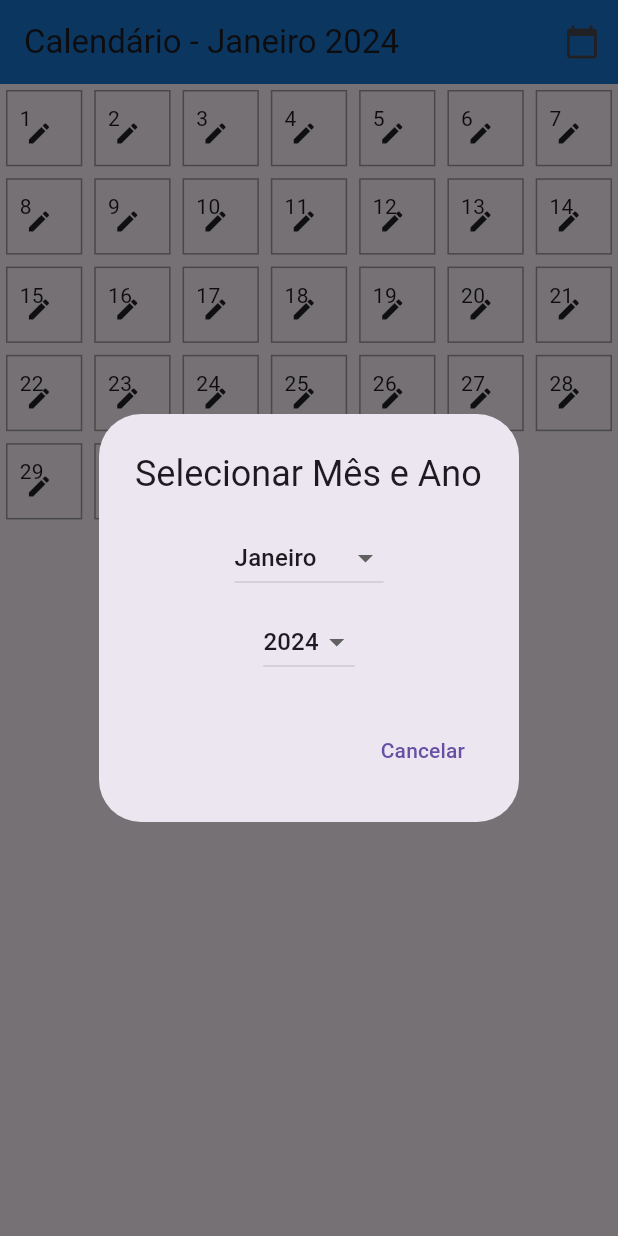
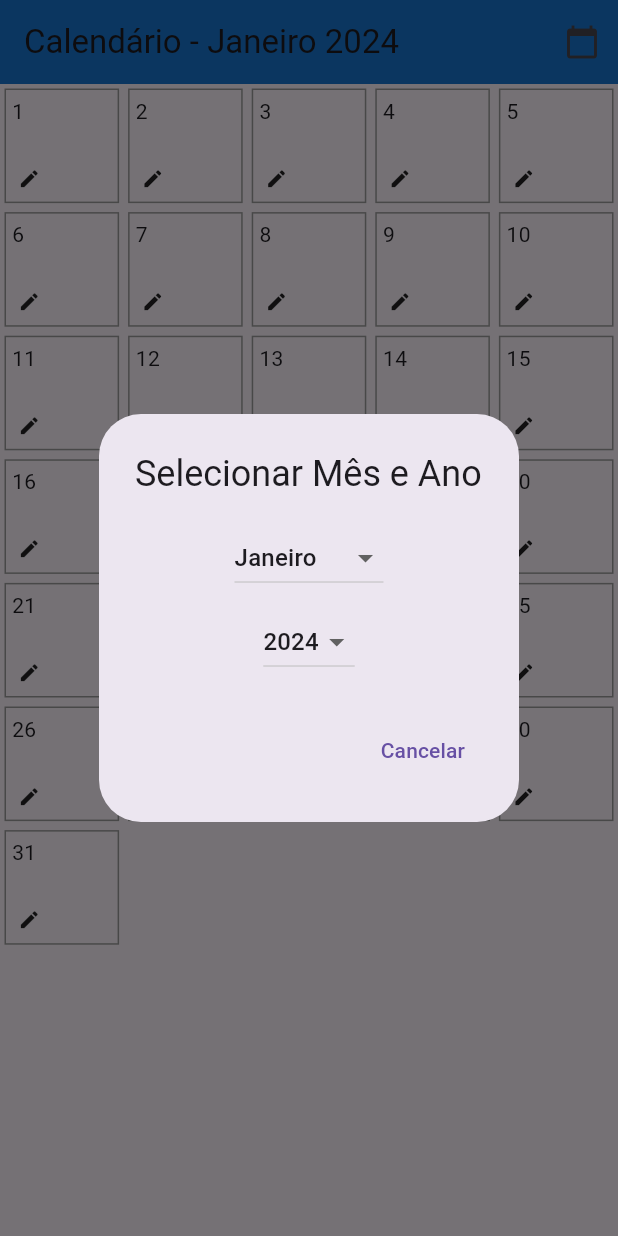
Before and after one commit to LeonardoW26/DAM, a Flutter app: the screen it shows after launch, after a tap on the "calendar today" icon, on a phone screen of 412 x 824 dp. Run offline on Flutter 3.47's test engine with Material 3 defaults, Android fonts, the phone set to English and light mode, and no system bars; our stand-ins replace shared_preferences; missing offline and left inert: dart:js_interop.

Commit message:
commit 16/04/24

```diff
--- a/trabalho_calendario/lib/pages/page.dart
+++ b/trabalho_calendario/lib/pages/page.dart
@@ -12,6 +12,7 @@ class _MyPageState extends State<MyPage> {
   // Variáveis de controle do estado do aplicativo
   String _mesSelecionado = 'Janeiro'; // Mês inicial selecionado
   String _anoSelecionado = '2024'; // Ano inicial selecionado
+  String _anoSelecionadoDropdown = '2024'; // Ano inicial selecionado na caixa de seleção do ano
   late List<String> _diasDoMes; // Lista para armazenar os dias do mês selecionado
   late Map<String, String> _descricoesDosDias; // Mapa para armazenar as descrições de cada dia
 
@@ -88,7 +89,7 @@ class _MyPageState extends State<MyPage> {
       shrinkWrap: true,
       physics: NeverScrollableScrollPhysics(),
       gridDelegate: SliverGridDelegateWithFixedCrossAxisCount(
-        crossAxisCount: 7,
+        crossAxisCount: 5,
       ),
       itemCount: _diasDoMes.length,
       itemBuilder: (BuildContext context, int index) {
@@ -114,11 +115,11 @@ class _MyPageState extends State<MyPage> {
               _mostrarDescricao(context, dia, descricao); // Mostra a descrição do dia em um diálogo
             },
             child: Container(
-              margin: EdgeInsets.all(4),
-              padding: EdgeInsets.all(8),
+              margin: EdgeInsets.all(3),
+              padding: EdgeInsets.all(4),
               decoration: BoxDecoration(
                 border: Border.all(
-                  color: _isMouseOver && _diaSelecionado == dia ? Colors.blue : Colors.grey, // Cor da borda ao passar o mouse
+                  color: _isMouseOver && _diaSelecionado == dia ? Colors.indigo.shade800 : Colors.grey, // Cor da borda ao passar o mouse
                 ),
                 color: Colors.transparent,
               ),
@@ -133,7 +134,7 @@ class _MyPageState extends State<MyPage> {
                         height: 8,
                         decoration: BoxDecoration(
                           shape: BoxShape.circle,
-                          color: Colors.green,
+                          color: Colors.lightBlueAccent,
                         ),
                       ),
                     ),
@@ -144,7 +145,7 @@ class _MyPageState extends State<MyPage> {
                       onTap: () {
                         _mostrarEdicaoDescricao(context, dia); // Mostra o diálogo para editar a descrição do dia
                       },
-                      child: Icon(Icons.edit, size: 18), // Ícone para editar a descrição
+                      child: Icon(Icons.edit, size: 15), // Ícone para editar a descrição
                     ),
                   ),
                   Align(
@@ -228,9 +229,8 @@ class _MyPageState extends State<MyPage> {
     }
   }
 
-  Future<void> _mostrarSelecaoMes(BuildContext context) async {
-    // Mostra um diálogo para selecionar o mês e o ano
-    String? novoMes = await showDialog(
+  void _mostrarSelecaoMes(BuildContext context) {
+    showDialog(
       context: context,
       builder: (BuildContext context) {
         return AlertDialog(
@@ -270,10 +270,11 @@ class _MyPageState extends State<MyPage> {
               ),
               SizedBox(height: 8),
               DropdownButton<String>(
-                value: _anoSelecionado,
+                value: _anoSelecionadoDropdown,
                 onChanged: (String? novoValor) {
                   if (novoValor != null) {
                     setState(() {
+                      _anoSelecionadoDropdown = novoValor; // Atualiza o ano selecionado na caixa de seleção do ano
                       _anoSelecionado = novoValor; // Atualiza o ano selecionado
                       _diasDoMes = _calcularDiasDoMes(_mesSelecionado); // Calcula os dias do mês atualizado
                     });
@@ -309,13 +310,6 @@ class _MyPageState extends State<MyPage> {
         );
       },
     );
-
-    if (novoMes != null) {
-      setState(() {
-        _mesSelecionado = novoMes; // Atualiza o mês selecionado após a seleção no diálogo
-        _diasDoMes = _calcularDiasDoMes(_mesSelecionado); // Calcula os dias do novo mês selecionado
-      });
-    }
   }
 }
 
--- a/trabalho_calendario/pubspec.yaml
+++ b/trabalho_calendario/pubspec.yaml
@@ -36,6 +36,7 @@ dependencies:
   # Use with the CupertinoIcons class for iOS style icons.
   cupertino_icons: ^1.0.6
   table_calendar: ^3.1.1
+
 
 dev_dependencies:
   flutter_test:
```
Also changed, not shown: trabalho_calendario/pubspec.lock.
